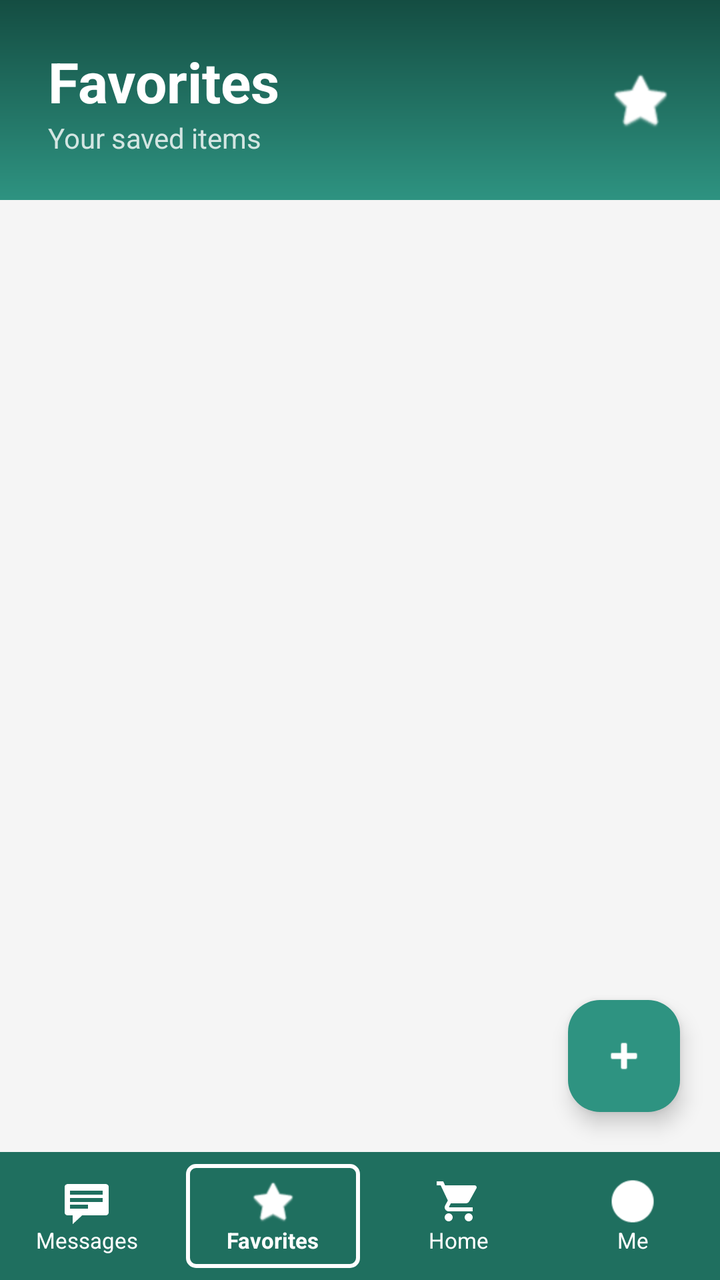
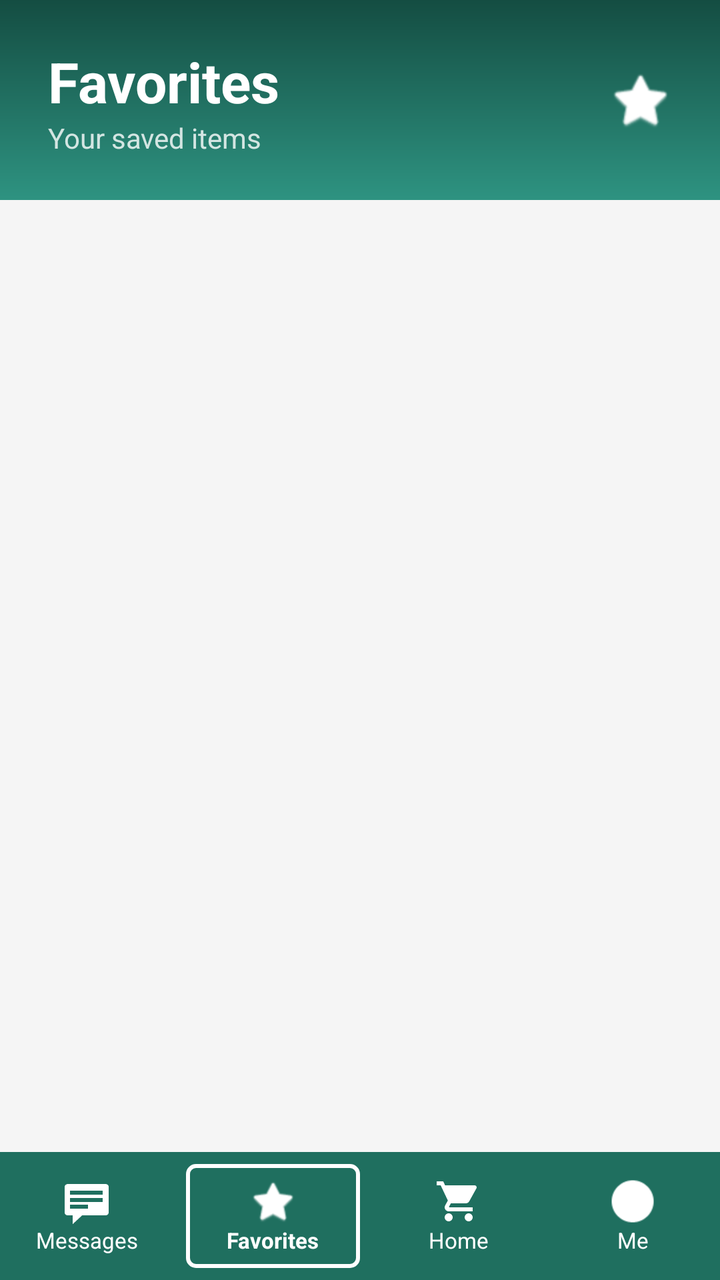

Two renders of the same Android screen: before a commit and after it. Below are the layout's source before the change and the commit's diff.
<!-- AndroidManifest.xml: application theme Theme.AppDevLocalBuyAndSellSystem -->
<!-- res/layout/favoritespage.xml -->
<?xml version="1.0" encoding="utf-8"?>
<androidx.constraintlayout.widget.ConstraintLayout xmlns:android="http://schemas.android.com/apk/res/android"
    xmlns:app="http://schemas.android.com/apk/res-auto"
    xmlns:tools="http://schemas.android.com/tools"
    android:layout_width="match_parent"
    android:layout_height="match_parent"
    android:background="#F5F5F5">

    
    <com.google.android.material.floatingactionbutton.FloatingActionButton
        android:id="@+id/fabAdd2"
        android:layout_width="wrap_content"
        android:layout_height="wrap_content"
        android:layout_marginEnd="20dp"
        android:layout_marginBottom="20dp"
        android:backgroundTint="#2E9381"
        android:contentDescription="Add Product"
        android:src="@android:drawable/ic_input_add"
        app:layout_constraintBottom_toTopOf="@id/bottomNavBar"
        app:layout_constraintEnd_toEndOf="parent"
        app:tint="#FFFFFF" />

    <androidx.constraintlayout.widget.ConstraintLayout
        android:id="@+id/favHeader"
        android:layout_width="match_parent"
        android:layout_height="100dp"
        android:background="@drawable/green_gradient_bg"
        android:paddingHorizontal="24dp"
        app:layout_constraintTop_toTopOf="parent">

        <TextView
            android:id="@+id/tvFavTitle"
            android:layout_width="wrap_content"
            android:layout_height="wrap_content"
            android:text="@string/favorites"
            android:textColor="#FFFFFF"
            android:textSize="28sp"
            android:textStyle="bold"
            app:layout_constraintBottom_toTopOf="@id/tvFavSubtitle"
            app:layout_constraintStart_toStartOf="parent"
            app:layout_constraintTop_toTopOf="parent"
            app:layout_constraintVertical_chainStyle="packed" />

        <TextView
            android:id="@+id/tvFavSubtitle"
            android:layout_width="wrap_content"
            android:layout_height="wrap_content"
            android:text="Your saved items"
            android:textColor="#CCFFFFFF"
            android:textSize="14sp"
            app:layout_constraintBottom_toBottomOf="parent"
            app:layout_constraintStart_toStartOf="parent"
            app:layout_constraintTop_toBottomOf="@id/tvFavTitle" />

        <ImageView
            android:layout_width="32dp"
            android:layout_height="32dp"
            android:src="@android:drawable/btn_star_big_on"
            app:layout_constraintBottom_toBottomOf="parent"
            app:layout_constraintEnd_toEndOf="parent"
            app:layout_constraintTop_toTopOf="parent"
            app:tint="#FFFFFF"
            android:contentDescription="@null" />

    </androidx.constraintlayout.widget.ConstraintLayout>

    
    <LinearLayout
        android:id="@+id/emptyState"
        android:layout_width="0dp"
        android:layout_height="0dp"
        android:gravity="center"
        android:orientation="vertical"
        android:visibility="gone"
        app:layout_constraintBottom_toTopOf="@id/bottomNavBar"
        app:layout_constraintEnd_toEndOf="parent"
        app:layout_constraintStart_toStartOf="parent"
        app:layout_constraintTop_toBottomOf="@id/favHeader">

        <ImageView
            android:layout_width="80dp"
            android:layout_height="80dp"
            android:src="@android:drawable/btn_star_big_off"
            android:contentDescription="@null" />

        <TextView
            android:layout_width="wrap_content"
            android:layout_height="wrap_content"
            android:layout_marginTop="16dp"
            android:text="No favorites yet"
            android:textColor="#333333"
            android:textSize="18sp"
            android:textStyle="bold" />

        <TextView
            android:layout_width="wrap_content"
            android:layout_height="wrap_content"
            android:layout_marginTop="4dp"
            android:text="Start adding items you like"
            android:textColor="#666666"
            android:textSize="14sp" />

    </LinearLayout>

    

    

    

    <androidx.recyclerview.widget.RecyclerView
        android:id="@+id/rvFavorites"
        android:layout_width="match_parent"
        android:layout_height="0dp"
        android:padding="8dp"
        app:layout_constraintBottom_toTopOf="@id/bottomNavBar"
        app:layout_constraintTop_toBottomOf="@id/favHeader"
        app:layout_constraintVertical_bias="0.0"
        tools:layout_editor_absoluteX="0dp"
        tools:listitem="@layout/item_favorite" />

    <LinearLayout
        android:id="@+id/bottomNavBar"
        android:layout_width="match_parent"
        android:layout_height="64dp"
        android:background="#1F6F5F"
        android:baselineAligned="false"
        android:orientation="horizontal"
        app:layout_constraintBottom_toBottomOf="parent">

        <LinearLayout
            android:id="@+id/navMessages"
            android:layout_width="0dp"
            android:layout_height="match_parent"
            android:layout_weight="1"
            android:gravity="center"
            android:orientation="vertical">
            <ImageView
                android:layout_width="24dp"
                android:layout_height="24dp"
                android:src="@android:drawable/stat_notify_chat"
                app:tint="#FFFFFF"
                android:contentDescription="@string/messages" />
            <TextView
                android:layout_width="wrap_content"
                android:layout_height="wrap_content"
                android:text="Messages"
                android:textColor="#FFFFFF"
                android:textSize="11sp" />
        </LinearLayout>

        
        <LinearLayout
            android:id="@+id/navFavorites"
            android:layout_width="0dp"
            android:layout_height="match_parent"
            android:layout_weight="1"
            android:layout_margin="6dp"
            android:background="@drawable/selected_nav_item_bg"
            android:gravity="center"
            android:orientation="vertical">
            <ImageView
                android:layout_width="24dp"
                android:layout_height="24dp"
                android:src="@android:drawable/btn_star_big_on"
                app:tint="#FFFFFF"
                android:contentDescription="@string/favorites" />
            <TextView
                android:layout_width="wrap_content"
                android:layout_height="wrap_content"
                android:text="Favorites"
                android:textColor="#FFFFFF"
                android:textSize="11sp"
                android:textStyle="bold" />
        </LinearLayout>

        <LinearLayout
            android:id="@+id/navHome"
            android:layout_width="0dp"
            android:layout_height="match_parent"
            android:layout_weight="1"
            android:gravity="center"
            android:orientation="vertical">
            <ImageView
                android:layout_width="24dp"
                android:layout_height="24dp"
                android:src="@drawable/ic_cart"
                app:tint="#FFFFFF"
                android:contentDescription="@string/home" />
            <TextView
                android:layout_width="wrap_content"
                android:layout_height="wrap_content"
                android:text="Home"
                android:textColor="#FFFFFF"
                android:textSize="11sp" />
        </LinearLayout>

        <LinearLayout
            android:id="@+id/navMe"
            android:layout_width="0dp"
            android:layout_height="match_parent"
            android:layout_weight="1"
            android:gravity="center"
            android:orientation="vertical">
            <ImageView
                android:layout_width="24dp"
                android:layout_height="24dp"
                android:src="@android:drawable/presence_online"
                app:tint="#FFFFFF"
                android:contentDescription="@string/me" />
            <TextView
                android:layout_width="wrap_content"
                android:layout_height="wrap_content"
                android:text="Me"
                android:textColor="#FFFFFF"
                android:textSize="11sp" />
        </LinearLayout>

    </LinearLayout>

</androidx.constraintlayout.widget.ConstraintLayout>
<!-- res/layout/item_favorite.xml (included above) -->
<?xml version="1.0" encoding="utf-8"?>
<androidx.constraintlayout.widget.ConstraintLayout xmlns:android="http://schemas.android.com/apk/res/android"
    xmlns:app="http://schemas.android.com/apk/res-auto"
    android:layout_width="match_parent"
    android:layout_height="wrap_content"
    android:layout_margin="8dp"
    android:background="@drawable/product_card_bg"
    android:padding="12dp">

    <ImageView
        android:id="@+id/ivFavoriteUserIcon"
        android:layout_width="20dp"
        android:layout_height="20dp"
        android:background="@drawable/circle_outline_bg"
        android:padding="3dp"
        android:src="@drawable/ic_user"
        app:layout_constraintStart_toStartOf="parent"
        app:layout_constraintTop_toTopOf="parent"
        android:contentDescription="Seller profile" />

    <TextView
        android:id="@+id/tvFavoriteUsername"
        android:layout_width="wrap_content"
        android:layout_height="wrap_content"
        android:layout_marginStart="6dp"
        android:text="JohnDoe"
        android:textColor="#888888"
        android:textSize="12sp"
        app:layout_constraintBottom_toBottomOf="@id/ivFavoriteUserIcon"
        app:layout_constraintStart_toEndOf="@id/ivFavoriteUserIcon"
        app:layout_constraintTop_toTopOf="@id/ivFavoriteUserIcon" />

    <LinearLayout
        android:id="@+id/ratingContainerFav"
        android:layout_width="wrap_content"
        android:layout_height="wrap_content"
        android:layout_marginEnd="8dp"
        android:gravity="center_vertical"
        android:orientation="horizontal"
        app:layout_constraintEnd_toStartOf="@id/ivFavoriteHeart"
        app:layout_constraintTop_toTopOf="parent"/>

    <ImageView
        android:id="@+id/ivFavoriteHeart"
        android:layout_width="24dp"
        android:layout_height="24dp"
        android:src="@android:drawable/btn_star_big_on"
        app:layout_constraintEnd_toEndOf="parent"
        app:layout_constraintTop_toTopOf="parent"
        android:contentDescription="Remove from favorites" />

    <ImageView
        android:id="@+id/ivFavoriteImage"
        android:layout_width="0dp"
        android:layout_height="140dp"
        android:layout_marginTop="8dp"
        android:contentDescription="Product Image"
        android:scaleType="centerInside"
        android:src="@android:drawable/ic_menu_gallery"
        android:background="#CCCCCC"
        app:layout_constraintEnd_toEndOf="parent"
        app:layout_constraintStart_toStartOf="parent"
        app:layout_constraintTop_toBottomOf="@id/ivFavoriteUserIcon" />

    <TextView
        android:id="@+id/tvFavoriteName"
        android:layout_width="0dp"
        android:layout_height="wrap_content"
        android:layout_marginTop="8dp"
        android:layout_marginEnd="8dp"
        android:text="Product Name"
        android:textColor="#000000"
        android:textSize="16sp"
        android:textStyle="bold"
        app:layout_constraintEnd_toStartOf="@id/tvFavoritePrice"
        app:layout_constraintStart_toStartOf="parent"
        app:layout_constraintTop_toBottomOf="@id/ivFavoriteImage" />

    <TextView
        android:id="@+id/tvFavoritePrice"
        android:layout_width="wrap_content"
        android:layout_height="wrap_content"
        android:text="₱1,299.00"
        android:textColor="#000000"
        android:textSize="14sp"
        android:textStyle="bold"
        app:layout_constraintBottom_toBottomOf="@id/tvFavoriteName"
        app:layout_constraintEnd_toEndOf="parent"
        app:layout_constraintTop_toTopOf="@id/tvFavoriteName" />

    <TextView
        android:id="@+id/tvFavoriteDesc"
        android:layout_width="wrap_content"
        android:layout_height="wrap_content"
        android:text="Product description goes here"
        android:textColor="#666666"
        android:textSize="12sp"
        app:layout_constraintStart_toStartOf="parent"
        app:layout_constraintTop_toBottomOf="@id/tvFavoriteName" />

</androidx.constraintlayout.widget.ConstraintLayout>
<!-- resources referenced by this layout -->
<resources>
  <!-- drawable circle_outline_bg (drawable) -->
  <?xml version="1.0" encoding="utf-8"?>
  <shape xmlns:android="http://schemas.android.com/apk/res/android"
      android:shape="oval">
      <stroke
          android:width="1dp"
          android:color="#888888" />
      <solid android:color="@android:color/transparent"/>
  </shape>
  <!-- drawable green_gradient_bg (drawable) -->
  <?xml version="1.0" encoding="utf-8"?>
  <shape xmlns:android="http://schemas.android.com/apk/res/android"
      android:shape="rectangle">
      <gradient
          android:startColor="#144D42"
          android:endColor="#2E9381"
          android:angle="270" />
  </shape>
  <!-- drawable ic_cart (drawable) -->
  <vector xmlns:android="http://schemas.android.com/apk/res/android"
      android:width="24dp"
      android:height="24dp"
      android:viewportWidth="24"
      android:viewportHeight="24">
      <path
          android:fillColor="#FF000000"
          android:pathData="M7,18c-1.1,0 -1.99,0.9 -1.99,2S5.9,22 7,22s2,-0.9 2,-2 -0.9,-2 -2,-2zM1,2v2h2l3.6,7.59 -1.35,2.45c-0.16,0.28 -0.25,0.61 -0.25,0.96 0,1.1 0.9,2 2,2h12v-2L7.42,15c-0.14,0 -0.25,-0.11 -0.25,-0.25l0.03,-0.12L8.1,13h7.45c0.75,0 1.41,-0.41 1.75,-1.03l3.58,-6.49c0.08,-0.14 0.12,-0.31 0.12,-0.48 0,-0.55 -0.45,-1 -1,-1L5.21,4l-0.94,-2L1,2zM17,18c-1.1,0 -1.99,0.9 -1.99,2s0.89,2 1.99,2 2,-0.9 2,-2 -0.9,-2 -2,-2z"/>
  </vector>
  <!-- drawable ic_user (drawable) -->
  <vector xmlns:android="http://schemas.android.com/apk/res/android"
      android:width="24dp"
      android:height="24dp"
      android:viewportWidth="24"
      android:viewportHeight="24">
      <path
          android:fillColor="#1F6F5F"
          android:pathData="M12,12c2.21,0 4,-1.79 4,-4s-1.79,-4 -4,-4 -4,1.79 -4,4 1.79,4 4,4zM12,14c-2.67,0 -8,1.34 -8,4v2h16v-2c0,-2.66 -5.33,-4 -8,-4z" />
  </vector>
  <!-- drawable product_card_bg (drawable) -->
  <?xml version="1.0" encoding="utf-8"?>
  <shape xmlns:android="http://schemas.android.com/apk/res/android"
      android:shape="rectangle">
      <solid android:color="#E0E0E0" />
      <corners android:radius="16dp" />
  </shape>
  <!-- drawable selected_nav_item_bg (drawable) -->
  <?xml version="1.0" encoding="utf-8"?>
  <shape xmlns:android="http://schemas.android.com/apk/res/android"
      android:shape="rectangle">
      <stroke
          android:width="2dp"
          android:color="#FFFFFF" />
      <corners android:radius="4dp" />
  </shape>
  <string name="favorites">Favorites</string>
  <string name="home">Home</string>
  <string name="me">Profile</string>
  <string name="messages">Messages</string>
  <style name="Theme.AppDevLocalBuyAndSellSystem" parent="Base.Theme.AppDevLocalBuyAndSellSystem" />
  <style name="Base.Theme.AppDevLocalBuyAndSellSystem" parent="Theme.Material3.DayNight.NoActionBar">
          
          
      </style>
</resources>

<!-- the commit's change to res/layout/favoritespage.xml (unified diff, before → after) -->
@@ -7,19 +7,6 @@
     android:background="#F5F5F5">
 
     
-    <com.google.android.material.floatingactionbutton.FloatingActionButton
-        android:id="@+id/fabAdd2"
-        android:layout_width="wrap_content"
-        android:layout_height="wrap_content"
-        android:layout_marginEnd="20dp"
-        android:layout_marginBottom="20dp"
-        android:backgroundTint="#2E9381"
-        android:contentDescription="Add Product"
-        android:src="@android:drawable/ic_input_add"
-        app:layout_constraintBottom_toTopOf="@id/bottomNavBar"
-        app:layout_constraintEnd_toEndOf="parent"
-        app:tint="#FFFFFF" />
-
     <androidx.constraintlayout.widget.ConstraintLayout
         android:id="@+id/favHeader"
         android:layout_width="match_parent"
